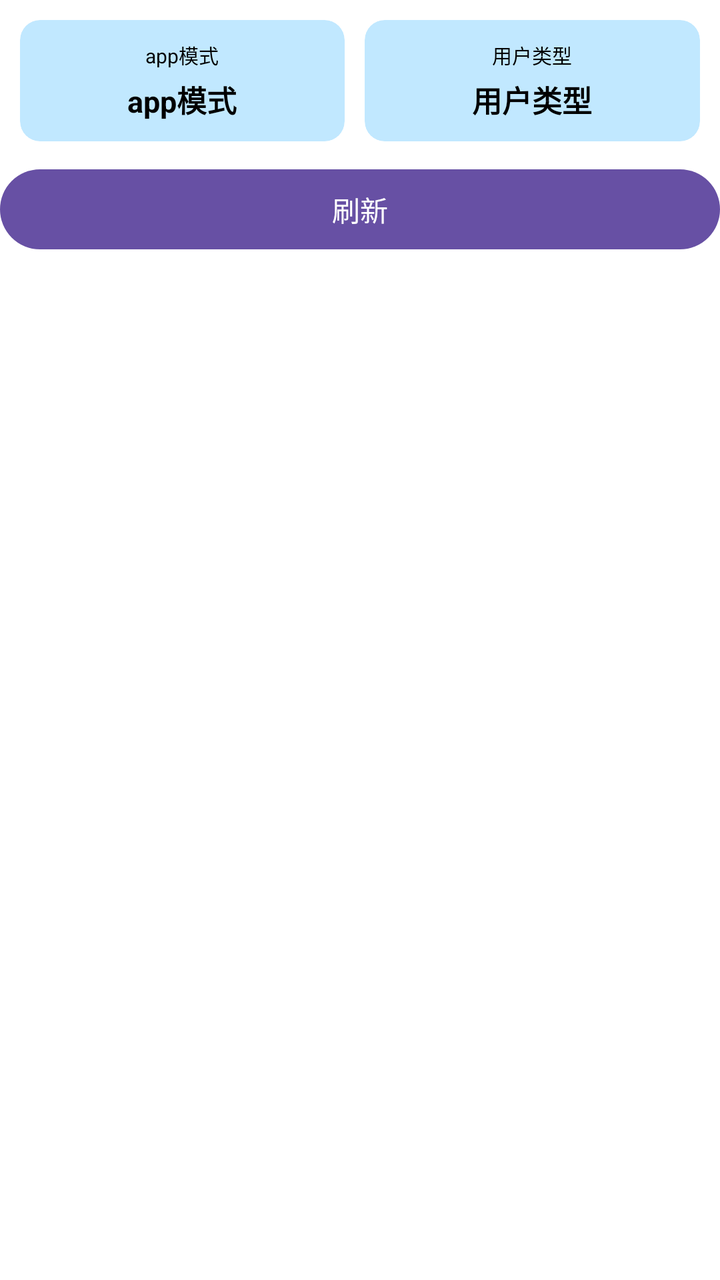
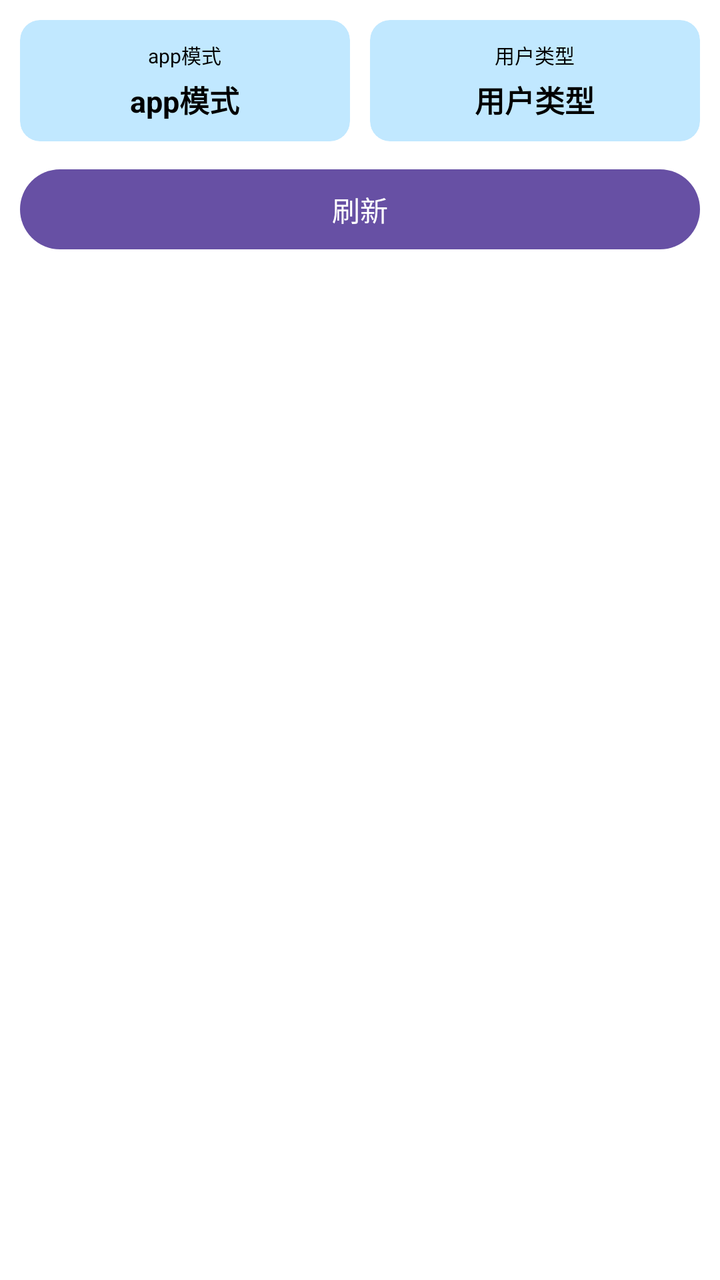

Two renders of the same Android screen: before a commit and after it. Below are the layout's source before the change and the commit's diff.
<!-- AndroidManifest.xml: another module's application theme Theme.Mar2SDK -->
<!-- res/layout/activity_debug.xml -->
<?xml version="1.0" encoding="utf-8"?>
<LinearLayout
    xmlns:android="http://schemas.android.com/apk/res/android"
    xmlns:app="http://schemas.android.com/apk/res-auto"
    xmlns:tools="http://schemas.android.com/tools"
    android:id="@+id/main"
    android:orientation="vertical"
    android:background="@android:color/background_light"
    android:layout_width="match_parent"
    android:layout_height="match_parent"
    tools:context=".DebugActivity">

    <LinearLayout
        android:orientation="horizontal"
        android:padding="10dp"
        android:layout_width="match_parent"
        android:layout_height="wrap_content">
        <androidx.cardview.widget.CardView
            android:layout_weight="1"
            app:cardCornerRadius="10dp"
            app:cardElevation="0dp"
            app:cardBackgroundColor="@android:color/system_accent1_100"
            android:layout_width="wrap_content"
            android:layout_height="wrap_content">
            <LinearLayout
                android:padding="10dp"
                android:orientation="vertical"
                android:layout_width="match_parent"
                android:layout_height="match_parent">
                <TextView
                    android:text="app模式"

                    android:textColor="@android:color/black"
                    android:textSize="10sp"
                    android:gravity="center"
                    android:layout_width="match_parent"
                    android:layout_height="wrap_content"/>
                <TextView
                    android:id="@+id/app_mod"
                    android:layout_marginTop="4dp"
                    android:text="app模式"
                    android:textStyle="bold"
                    android:textColor="@android:color/black"
                    android:textSize="15sp"
                    android:gravity="center"
                    android:layout_width="match_parent"
                    android:layout_height="wrap_content"/>
            </LinearLayout>
        </androidx.cardview.widget.CardView>

        <View
            android:layout_width="10dp"
            android:layout_height="0dp"/>

        <androidx.cardview.widget.CardView
            android:layout_weight="1"
            app:cardCornerRadius="10dp"
            app:cardElevation="0dp"
            app:cardBackgroundColor="@android:color/system_accent1_100"
            android:layout_width="wrap_content"
            android:layout_height="wrap_content">
            <LinearLayout
                android:padding="10dp"
                android:orientation="vertical"
                android:layout_width="match_parent"
                android:layout_height="match_parent">
                <TextView
                    android:text="用户类型"
                    android:textColor="@android:color/black"
                    android:textSize="10sp"
                    android:gravity="center"
                    android:layout_width="match_parent"
                    android:layout_height="wrap_content"/>
                <TextView
                    android:id="@+id/user_type"
                    android:layout_marginTop="4dp"
                    android:text="用户类型"
                    android:textStyle="bold"
                    android:textColor="@android:color/black"
                    android:textSize="15sp"
                    android:gravity="center"
                    android:layout_width="match_parent"
                    android:layout_height="wrap_content"/>
            </LinearLayout>
        </androidx.cardview.widget.CardView>
    </LinearLayout>
    <Button
        android:id="@+id/refresh_btn"
        android:text="刷新"
        android:layout_width="match_parent"
        android:layout_height="wrap_content"/>

</LinearLayout>
<!-- resources referenced by this layout -->
<resources>
  <style name="Theme.Mar2SDK" parent="Base.Theme.Mar2SDK" />
  <style name="Base.Theme.Mar2SDK" parent="Theme.Material3.DayNight.NoActionBar">
          
          
      </style>
</resources>

<!-- the commit's change to res/layout/activity_debug.xml (unified diff, before → after) -->
@@ -16,11 +16,11 @@
         android:layout_width="match_parent"
         android:layout_height="wrap_content">
         <androidx.cardview.widget.CardView
-            android:layout_weight="1"
             app:cardCornerRadius="10dp"
             app:cardElevation="0dp"
             app:cardBackgroundColor="@android:color/system_accent1_100"
-            android:layout_width="wrap_content"
+            android:layout_weight="1"
+            android:layout_width="match_parent"
             android:layout_height="wrap_content">
             <LinearLayout
                 android:padding="10dp"
@@ -53,11 +53,11 @@
             android:layout_height="0dp"/>
 
         <androidx.cardview.widget.CardView
-            android:layout_weight="1"
             app:cardCornerRadius="10dp"
             app:cardElevation="0dp"
             app:cardBackgroundColor="@android:color/system_accent1_100"
-            android:layout_width="wrap_content"
+            android:layout_weight="1"
+            android:layout_width="match_parent"
             android:layout_height="wrap_content">
             <LinearLayout
                 android:padding="10dp"
@@ -87,6 +87,7 @@
     <Button
         android:id="@+id/refresh_btn"
         android:text="刷新"
+        android:layout_marginHorizontal="10dp"
         android:layout_width="match_parent"
         android:layout_height="wrap_content"/>
 
